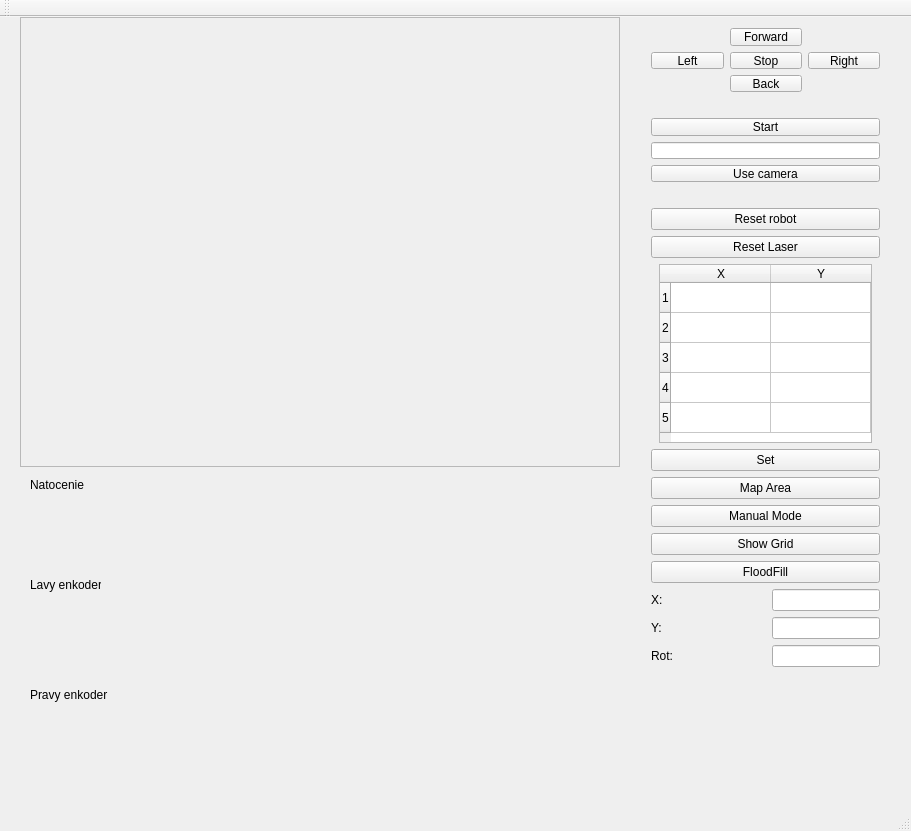
Old version of the form demoRMR/mainwindow.ui in the repository mrtynx/rmr2023.
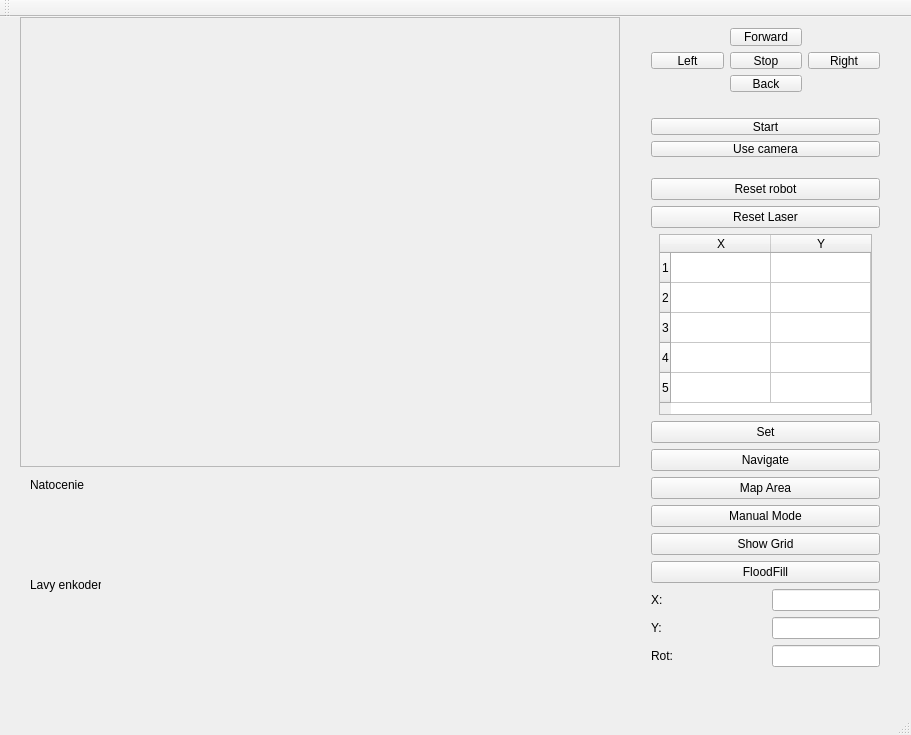
New version of the form. Custom widgets are drawn as their Qt base class.

The edit to the form file:
```diff
--- a/demoRMR/mainwindow.ui
+++ b/demoRMR/mainwindow.ui
@@ -7,7 +7,7 @@
     <x>0</x>
     <y>0</y>
     <width>911</width>
-    <height>831</height>
+    <height>735</height>
    </rect>
   </property>
   <property name="windowTitle">
@@ -88,36 +88,13 @@
      </property>
     </widget>
    </widget>
-   <widget class="QCustomPlot" name="distancePlotY" native="true">
-    <property name="geometry">
-     <rect>
-      <x>20</x>
-      <y>670</y>
-      <width>601</width>
-      <height>101</height>
-     </rect>
-    </property>
-    <widget class="QLabel" name="label_6">
-     <property name="geometry">
-      <rect>
-       <x>10</x>
-       <y>0</y>
-       <width>81</width>
-       <height>16</height>
-      </rect>
-     </property>
-     <property name="text">
-      <string>Pravy enkoder</string>
-     </property>
-    </widget>
-   </widget>
    <widget class="QWidget" name="">
     <property name="geometry">
      <rect>
       <x>640</x>
-      <y>180</y>
+      <y>150</y>
       <width>251</width>
-      <height>481</height>
+      <height>511</height>
      </rect>
     </property>
     <layout class="QVBoxLayout" name="verticalLayout_2">
@@ -241,6 +218,13 @@
        </property>
       </widget>
      </item>
+     <item>
+      <widget class="QPushButton" name="navigateButton">
+       <property name="text">
+        <string>Navigate</string>
+       </property>
+      </widget>
+     </item>
      <item>
       <widget class="QPushButton" name="mappingButton">
        <property name="text">
@@ -350,7 +334,7 @@
       <x>640</x>
       <y>90</y>
       <width>251</width>
-      <height>86</height>
+      <height>61</height>
      </rect>
     </property>
     <layout class="QVBoxLayout" name="verticalLayout">
@@ -373,22 +357,6 @@
        </property>
       </widget>
      </item>
-     <item>
-      <widget class="QLineEdit" name="lineEdit">
-       <property name="sizePolicy">
-        <sizepolicy hsizetype="Preferred" vsizetype="Fixed">
-         <horstretch>0</horstretch>
-         <verstretch>0</verstretch>
-        </sizepolicy>
-       </property>
-       <property name="minimumSize">
-        <size>
-         <width>162</width>
-         <height>0</height>
-        </size>
-       </property>
-      </widget>
-     </item>
      <item>
       <widget class="QPushButton" name="pushButton">
        <property name="sizePolicy">
```
